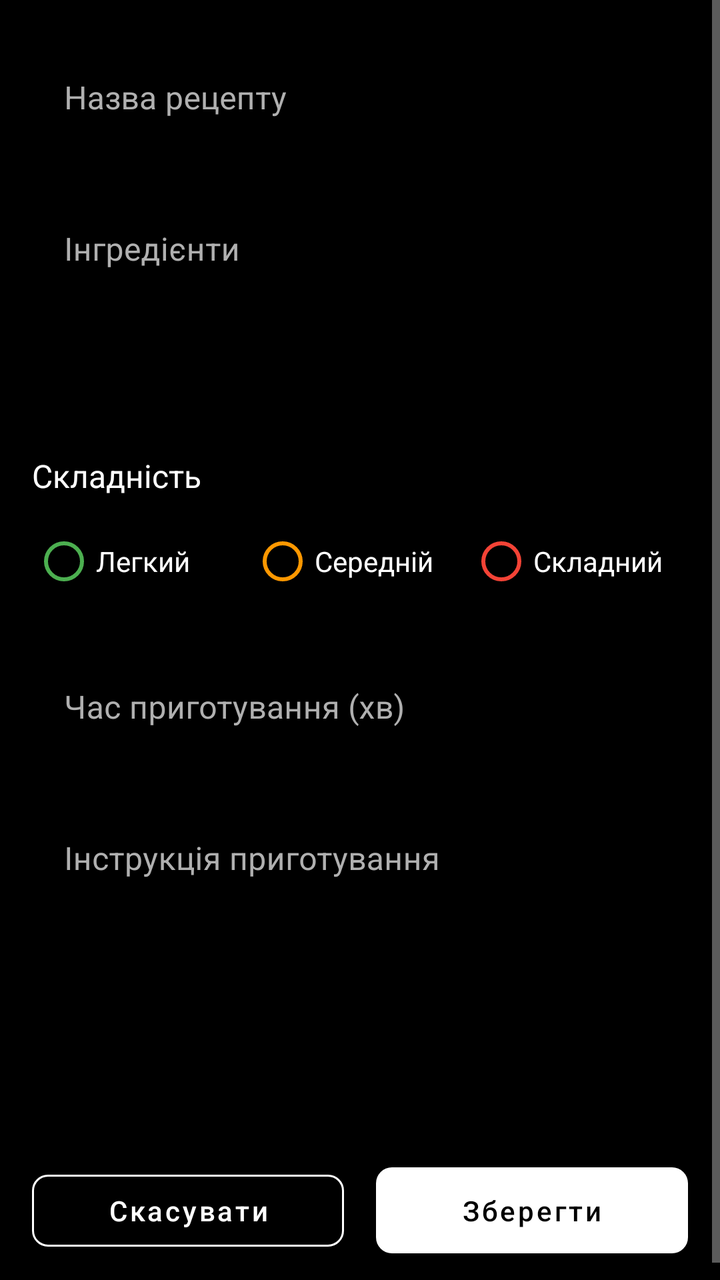
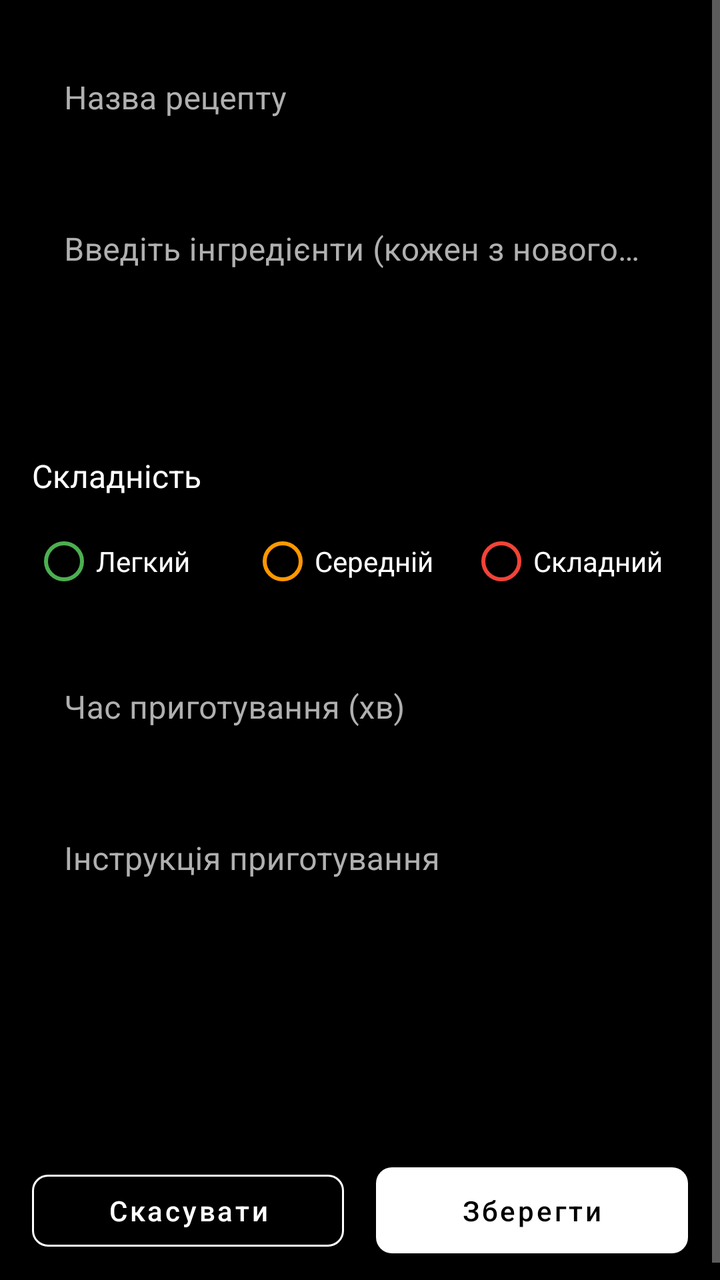

Screens rendered from an Android XML layout before and after an edit, with the pre-edit source and the edit as a unified diff.
<!-- AndroidManifest.xml: application theme Theme.Recipemanager -->
<!-- res/layout/activity_edit_recipe.xml -->
<?xml version="1.0" encoding="utf-8"?>
<ScrollView xmlns:android="http://schemas.android.com/apk/res/android"
    xmlns:app="http://schemas.android.com/apk/res-auto"
    android:layout_width="match_parent"
    android:layout_height="match_parent"
    android:background="@color/black"
    android:fillViewport="true">

    <androidx.constraintlayout.widget.ConstraintLayout
        android:layout_width="match_parent"
        android:layout_height="wrap_content"
        android:padding="16dp">

        <com.google.android.material.textfield.TextInputLayout
            android:id="@+id/nameInputLayout"
            style="@style/CustomEditText"
            android:layout_width="0dp"
            android:layout_height="wrap_content"
            android:hint="@string/recipe_name"
            app:layout_constraintEnd_toEndOf="parent"
            app:layout_constraintStart_toStartOf="parent"
            app:layout_constraintTop_toTopOf="parent">

            <com.google.android.material.textfield.TextInputEditText
                android:id="@+id/nameEditText"
                android:layout_width="match_parent"
                android:layout_height="wrap_content"
                android:inputType="textCapSentences"
                android:maxLines="2"
                android:textColor="@color/text_primary" />

        </com.google.android.material.textfield.TextInputLayout>

        <com.google.android.material.textfield.TextInputLayout
            android:id="@+id/ingredientsInputLayout"
            style="@style/CustomEditText"
            android:layout_width="0dp"
            android:layout_height="wrap_content"
            android:layout_marginTop="16dp"
            android:hint="@string/ingredients"
            app:layout_constraintEnd_toEndOf="parent"
            app:layout_constraintStart_toStartOf="parent"
            app:layout_constraintTop_toBottomOf="@id/nameInputLayout">

            <com.google.android.material.textfield.TextInputEditText
                android:id="@+id/ingredientsEditText"
                android:layout_width="match_parent"
                android:layout_height="wrap_content"
                android:gravity="top"
                android:hint="@string/ingredients_hint"
                android:inputType="textMultiLine|textCapSentences"
                android:minLines="4"
                android:textColor="@color/text_primary" />

        </com.google.android.material.textfield.TextInputLayout>

        <TextView
            android:id="@+id/difficultyLabel"
            android:layout_width="wrap_content"
            android:layout_height="wrap_content"
            android:layout_marginTop="16dp"
            android:text="@string/difficulty"
            android:textColor="@color/text_primary"
            android:textSize="16sp"
            app:layout_constraintStart_toStartOf="parent"
            app:layout_constraintTop_toBottomOf="@id/ingredientsInputLayout" />

        <RadioGroup
            android:id="@+id/difficultyRadioGroup"
            android:layout_width="0dp"
            android:layout_height="wrap_content"
            android:layout_marginTop="8dp"
            android:orientation="horizontal"
            app:layout_constraintEnd_toEndOf="parent"
            app:layout_constraintStart_toStartOf="parent"
            app:layout_constraintTop_toBottomOf="@id/difficultyLabel">

            <RadioButton
                android:id="@+id/easyRadioButton"
                android:layout_width="0dp"
                android:layout_height="wrap_content"
                android:layout_weight="1"
                android:text="@string/difficulty_easy"
                android:textColor="@color/text_primary"
                android:buttonTint="@color/difficulty_easy" />

            <RadioButton
                android:id="@+id/mediumRadioButton"
                android:layout_width="0dp"
                android:layout_height="wrap_content"
                android:layout_weight="1"
                android:text="@string/difficulty_medium"
                android:textColor="@color/text_primary"
                android:buttonTint="@color/difficulty_medium" />

            <RadioButton
                android:id="@+id/hardRadioButton"
                android:layout_width="0dp"
                android:layout_height="wrap_content"
                android:layout_weight="1"
                android:text="@string/difficulty_hard"
                android:textColor="@color/text_primary"
                android:buttonTint="@color/difficulty_hard" />

        </RadioGroup>

        <com.google.android.material.textfield.TextInputLayout
            android:id="@+id/timeInputLayout"
            style="@style/CustomEditText"
            android:layout_width="0dp"
            android:layout_height="wrap_content"
            android:layout_marginTop="16dp"
            android:hint="@string/cooking_time"
            app:layout_constraintEnd_toEndOf="parent"
            app:layout_constraintStart_toStartOf="parent"
            app:layout_constraintTop_toBottomOf="@id/difficultyRadioGroup"
            app:suffixText="хв">

            <com.google.android.material.textfield.TextInputEditText
                android:id="@+id/timeEditText"
                android:layout_width="match_parent"
                android:layout_height="wrap_content"
                android:hint="@string/cooking_time_hint"
                android:inputType="number"
                android:textColor="@color/text_primary" />

        </com.google.android.material.textfield.TextInputLayout>

        <com.google.android.material.textfield.TextInputLayout
            android:id="@+id/instructionsInputLayout"
            style="@style/CustomEditText"
            android:layout_width="0dp"
            android:layout_height="wrap_content"
            android:layout_marginTop="16dp"
            android:hint="@string/instructions"
            app:layout_constraintEnd_toEndOf="parent"
            app:layout_constraintStart_toStartOf="parent"
            app:layout_constraintTop_toBottomOf="@id/timeInputLayout">

            <com.google.android.material.textfield.TextInputEditText
                android:id="@+id/instructionsEditText"
                android:layout_width="match_parent"
                android:layout_height="wrap_content"
                android:gravity="top"
                android:hint="@string/instructions_hint"
                android:inputType="textMultiLine|textCapSentences"
                android:minLines="6"
                android:textColor="@color/text_primary" />

        </com.google.android.material.textfield.TextInputLayout>

        <LinearLayout
            android:layout_width="0dp"
            android:layout_height="wrap_content"
            android:layout_marginTop="24dp"
            android:orientation="horizontal"
            android:weightSum="2"
            app:layout_constraintEnd_toEndOf="parent"
            app:layout_constraintStart_toStartOf="parent"
            app:layout_constraintTop_toBottomOf="@id/instructionsInputLayout">

            <Button
                android:id="@+id/cancelButton"
                style="@style/SecondaryButton"
                android:layout_width="0dp"
                android:layout_height="wrap_content"
                android:layout_marginEnd="8dp"
                android:layout_weight="1"
                android:text="@string/cancel" />

            <Button
                android:id="@+id/saveButton"
                style="@style/PrimaryButton"
                android:layout_width="0dp"
                android:layout_height="wrap_content"
                android:layout_marginStart="8dp"
                android:layout_weight="1"
                android:text="@string/save" />

        </LinearLayout>

    </androidx.constraintlayout.widget.ConstraintLayout>

</ScrollView>
<!-- resources referenced by this layout -->
<resources>
  <color name="black">#000000</color>
  <color name="difficulty_easy">#4CAF50</color>
  <color name="difficulty_hard">#F44336</color>
  <color name="difficulty_medium">#FF9800</color>
  <color name="text_primary">#FFFFFF</color>
  <string name="cancel">Скасувати</string>
  <string name="cooking_time">Час приготування (хв)</string>
  <string name="cooking_time_hint">60</string>
  <string name="difficulty">Складність</string>
  <string name="difficulty_easy">Легкий</string>
  <string name="difficulty_hard">Складний</string>
  <string name="difficulty_medium">Середній</string>
  <string name="ingredients">Інгредієнти</string>
  <string name="ingredients_hint">Введіть інгредієнти (кожен з нового рядка)</string>
  <string name="instructions">Інструкція приготування</string>
  <string name="instructions_hint">Опишіть процес приготування</string>
  <string name="recipe_name">Назва рецепту</string>
  <string name="save">Зберегти</string>
  <style name="CustomEditText" parent="Widget.MaterialComponents.TextInputLayout.OutlinedBox">
          <item name="boxStrokeColor">@color/white</item>
          <item name="hintTextColor">@color/text_secondary</item>
          <item name="android:textColorHint">@color/text_secondary</item>
      </style>
  <style name="PrimaryButton" parent="Widget.MaterialComponents.Button">
          <item name="backgroundTint">@color/white</item>
          <item name="android:textColor">@color/black</item>
          <item name="cornerRadius">8dp</item>
          <item name="android:textAllCaps">false</item>
          <item name="android:paddingTop">12dp</item>
          <item name="android:paddingBottom">12dp</item>
      </style>
  <style name="SecondaryButton" parent="Widget.MaterialComponents.Button.OutlinedButton">
          <item name="strokeColor">@color/white</item>
          <item name="android:textColor">@color/white</item>
          <item name="cornerRadius">8dp</item>
          <item name="android:textAllCaps">false</item>
      </style>
  <style name="Theme.Recipemanager" parent="Theme.MaterialComponents.DayNight.DarkActionBar">
          
          <item name="colorPrimary">@color/black</item>
          <item name="colorPrimaryVariant">@color/dark_gray</item>
          <item name="colorOnPrimary">@color/white</item>
  
          
          <item name="colorSecondary">@color/white</item>
          <item name="colorSecondaryVariant">@color/light_gray</item>
          <item name="colorOnSecondary">@color/black</item>
  
          
          <item name="android:colorBackground">@color/black</item>
          <item name="colorSurface">@color/dark_gray</item>
          <item name="colorOnBackground">@color/white</item>
          <item name="colorOnSurface">@color/white</item>
  
          
          <item name="android:statusBarColor">@color/black</item>
          <item name="android:windowLightStatusBar">false</item>
  
          
          <item name="android:textColorPrimary">@color/text_primary</item>
          <item name="android:textColorSecondary">@color/text_secondary</item>
  
          
          <item name="actionBarStyle">@style/CustomActionBar</item>
      </style>
  <color name="white">#FFFFFF</color>
  <color name="text_secondary">#B0B0B0</color>
  <color name="dark_gray">#1E1E1E</color>
  <color name="light_gray">#2D2D2D</color>
  <style name="CustomActionBar" parent="Widget.MaterialComponents.ActionBar.Solid">
          <item name="background">@color/black</item>
          <item name="titleTextStyle">@style/ActionBarTitle</item>
          <item name="elevation">4dp</item>
      </style>
  <style name="ActionBarTitle" parent="TextAppearance.AppCompat.Widget.ActionBar.Title">
          <item name="android:textColor">@color/white</item>
          <item name="android:textSize">20sp</item>
      </style>
</resources>

<!-- the commit's change to res/layout/activity_edit_recipe.xml (unified diff, before → after) -->
@@ -23,11 +23,11 @@
 
             <com.google.android.material.textfield.TextInputEditText
                 android:id="@+id/nameEditText"
+                style="@style/CustomEditTextInput"
                 android:layout_width="match_parent"
                 android:layout_height="wrap_content"
                 android:inputType="textCapSentences"
-                android:maxLines="2"
-                android:textColor="@color/text_primary" />
+                android:maxLines="2" />
 
         </com.google.android.material.textfield.TextInputLayout>
 
@@ -37,20 +37,19 @@
             android:layout_width="0dp"
             android:layout_height="wrap_content"
             android:layout_marginTop="16dp"
-            android:hint="@string/ingredients"
+            android:hint="@string/ingredients_hint"
             app:layout_constraintEnd_toEndOf="parent"
             app:layout_constraintStart_toStartOf="parent"
             app:layout_constraintTop_toBottomOf="@id/nameInputLayout">
 
             <com.google.android.material.textfield.TextInputEditText
                 android:id="@+id/ingredientsEditText"
+                style="@style/CustomEditTextInput"
                 android:layout_width="match_parent"
                 android:layout_height="wrap_content"
                 android:gravity="top"
-                android:hint="@string/ingredients_hint"
                 android:inputType="textMultiLine|textCapSentences"
-                android:minLines="4"
-                android:textColor="@color/text_primary" />
+                android:minLines="4" />
 
         </com.google.android.material.textfield.TextInputLayout>
 
@@ -118,11 +117,10 @@
 
             <com.google.android.material.textfield.TextInputEditText
                 android:id="@+id/timeEditText"
+                style="@style/CustomEditTextInput"
                 android:layout_width="match_parent"
                 android:layout_height="wrap_content"
-                android:hint="@string/cooking_time_hint"
-                android:inputType="number"
-                android:textColor="@color/text_primary" />
+                android:inputType="number" />
 
         </com.google.android.material.textfield.TextInputLayout>
 
@@ -139,13 +137,12 @@
 
             <com.google.android.material.textfield.TextInputEditText
                 android:id="@+id/instructionsEditText"
+                style="@style/CustomEditTextInput"
                 android:layout_width="match_parent"
                 android:layout_height="wrap_content"
                 android:gravity="top"
-                android:hint="@string/instructions_hint"
                 android:inputType="textMultiLine|textCapSentences"
-                android:minLines="6"
-                android:textColor="@color/text_primary" />
+                android:minLines="6" />
 
         </com.google.android.material.textfield.TextInputLayout>
 
<!-- resource entries referenced after the edit -->
@@ -7,21 +7,22 @@
   <color name="text_primary">#FFFFFF</color>
   <string name="cancel">Скасувати</string>
   <string name="cooking_time">Час приготування (хв)</string>
-  <string name="cooking_time_hint">60</string>
   <string name="difficulty">Складність</string>
   <string name="difficulty_easy">Легкий</string>
   <string name="difficulty_hard">Складний</string>
   <string name="difficulty_medium">Середній</string>
-  <string name="ingredients">Інгредієнти</string>
   <string name="ingredients_hint">Введіть інгредієнти (кожен з нового рядка)</string>
   <string name="instructions">Інструкція приготування</string>
-  <string name="instructions_hint">Опишіть процес приготування</string>
   <string name="recipe_name">Назва рецепту</string>
   <string name="save">Зберегти</string>
   <style name="CustomEditText" parent="Widget.MaterialComponents.TextInputLayout.OutlinedBox">
           <item name="boxStrokeColor">@color/white</item>
           <item name="hintTextColor">@color/text_secondary</item>
           <item name="android:textColorHint">@color/text_secondary</item>
+      </style>
+  <style name="CustomEditTextInput">
+          <item name="android:textCursorDrawable">@null</item>
+          <item name="android:textColor">@color/text_primary</item>
       </style>
   <style name="PrimaryButton" parent="Widget.MaterialComponents.Button">
           <item name="backgroundTint">@color/white</item>
@@ -63,6 +64,9 @@
           <item name="android:textColorSecondary">@color/text_secondary</item>
   
           
+          <item name="colorControlActivated">@color/white</item>
+  
+          
           <item name="actionBarStyle">@style/CustomActionBar</item>
       </style>
   <color name="white">#FFFFFF</color>
